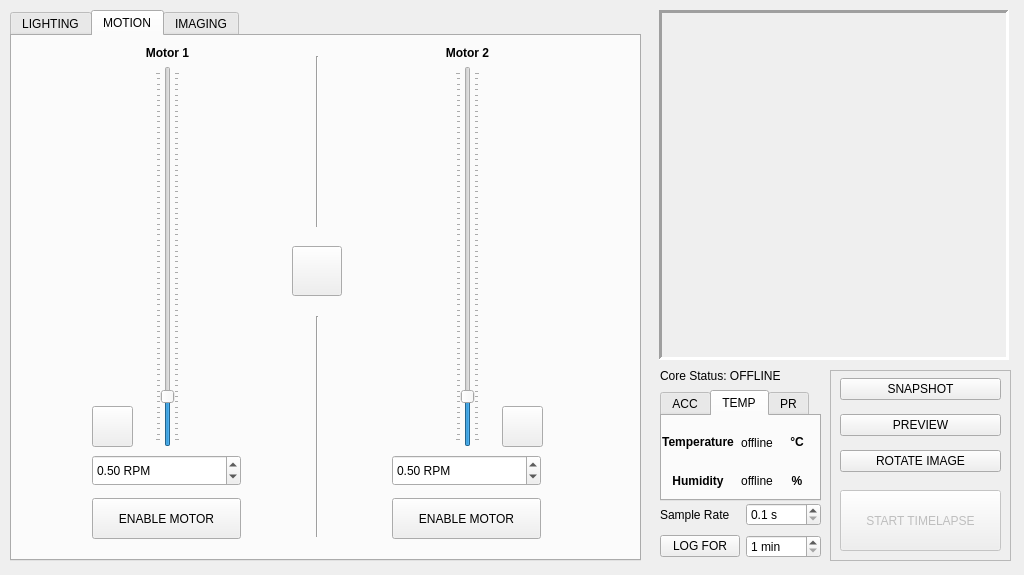
CoCl-Jerry/SciSpin_Max_Dev, file _ui/Clinostat.ui: the form before one commit.
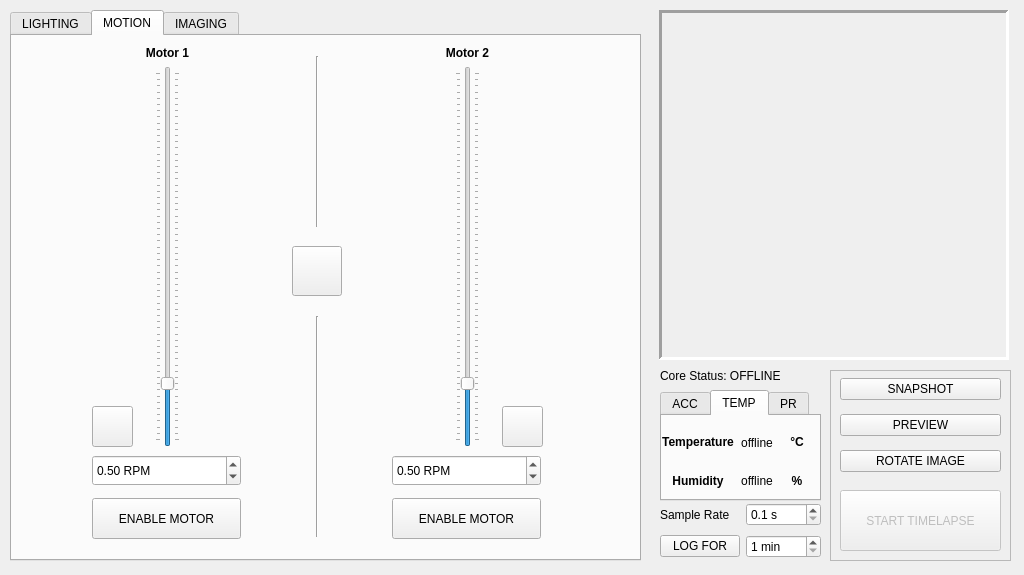
The form after the commit. Icons and pictures are not drawn.

```diff
--- a/_ui/Clinostat.ui
+++ b/_ui/Clinostat.ui
@@ -585,10 +585,10 @@
        <item alignment="Qt::AlignHCenter">
         <widget class="QSlider" name="frame_verticalSlider">
          <property name="minimum">
-          <number>10</number>
+          <number>1</number>
          </property>
          <property name="maximum">
-          <number>350</number>
+          <number>60</number>
          </property>
          <property name="singleStep">
           <number>5</number>
@@ -597,10 +597,10 @@
           <number>10</number>
          </property>
          <property name="value">
-          <number>50</number>
+          <number>10</number>
          </property>
          <property name="sliderPosition">
-          <number>50</number>
+          <number>10</number>
          </property>
          <property name="tracking">
           <bool>true</bool>
@@ -612,7 +612,7 @@
           <enum>QSlider::TicksBothSides</enum>
          </property>
          <property name="tickInterval">
-          <number>5</number>
+          <number>1</number>
          </property>
         </widget>
        </item>
@@ -638,19 +638,19 @@
        <item alignment="Qt::AlignHCenter">
         <widget class="QSlider" name="core_verticalSlider">
          <property name="minimum">
-          <number>10</number>
+          <number>1</number>
          </property>
          <property name="maximum">
-          <number>350</number>
+          <number>60</number>
          </property>
          <property name="singleStep">
           <number>5</number>
          </property>
          <property name="value">
-          <number>50</number>
+          <number>10</number>
          </property>
          <property name="sliderPosition">
-          <number>50</number>
+          <number>10</number>
          </property>
          <property name="tracking">
           <bool>true</bool>
@@ -662,7 +662,7 @@
           <enum>QSlider::TicksBothSides</enum>
          </property>
          <property name="tickInterval">
-          <number>5</number>
+          <number>1</number>
          </property>
         </widget>
        </item>
```
